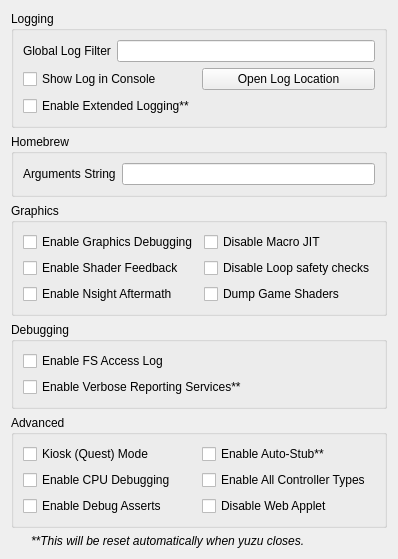
First picture: the form in src/yuzu/configuration/configure_debug.ui, repository QuantumGhost/yuzu, before the edit.
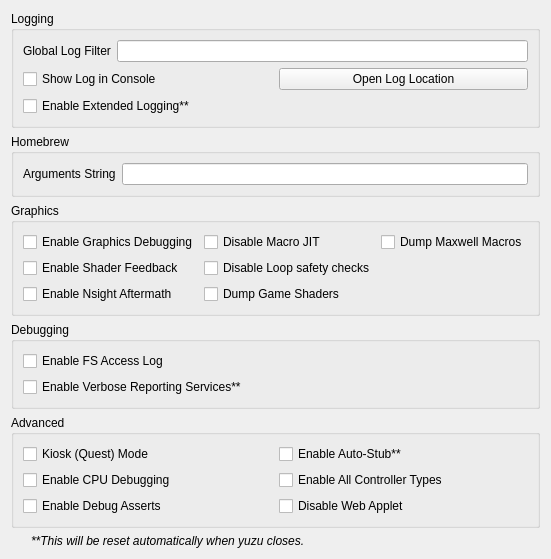
Second picture: the form after the edit.

Diff of the .ui file:
```diff
--- a/src/yuzu/configuration/configure_debug.ui
+++ b/src/yuzu/configuration/configure_debug.ui
@@ -118,6 +118,19 @@
         </property>
        </widget>
       </item>
+      <item row="0" column="2">
+       <widget class="QCheckBox" name="dump_macros">
+        <property name="enabled">
+         <bool>true</bool>
+        </property>
+        <property name="toolTip">
+         <string>When checked, it will dump all the macro programs of the GPU</string>
+        </property>
+        <property name="text">
+         <string>Dump Maxwell Macros</string>
+        </property>
+       </widget>
+      </item>
       <item row="0" column="1">
        <widget class="QCheckBox" name="disable_macro_jit">
         <property name="enabled">
```
